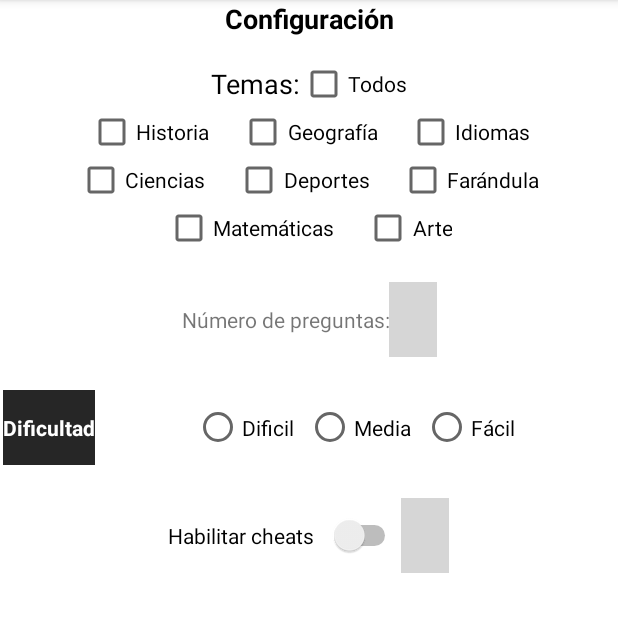
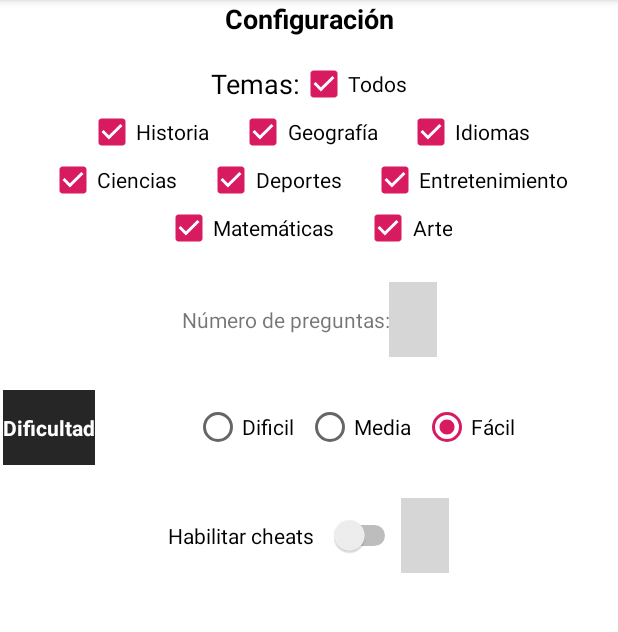
Before and after one commit to Kevintamayoa/FakePreguntados, an Android app: the screen it shows after launch (form_opciones), after a tap on "CONFIG", on a phone screen of 412 x 824 dp, the part 84-716 px from its top. Run offline under Robolectric (Android 15) with nearby library versions, the light colour scheme and no system bars; libraries missing offline, so code that uses them is left out: com.michaelmuenzer.android; plain views replace ScrollableNumberPicker; 1 statement that could not run was skipped; grey boxes are pictures that could not be loaded.

Commit message:
En la clase opciones hice tan solo la funcion para que sirvieran los botones de temas. En el main activity tan solo cree el intent para poder ir a configuracion, a trofeos y continuar. En la clasePreguntasActivity agregue un boton para terminar el quizz, agregue la funcionalidad del boton cheat y cambie los overrides de los botones para contestar de manera que sepa si ya contesto el jugador la pregunta. En la clase Preguntasactivitymodel tan solo puse un comentario de una funcion que es posible que cree En la clase Usuario agregue una funcion para declarar el puntaje maximo de un jugador

```diff
--- a/app/src/main/java/com/example/fakepreguntado/MainActivity.java
+++ b/app/src/main/java/com/example/fakepreguntado/MainActivity.java
@@ -10,11 +10,18 @@ public class MainActivity extends AppCompatActivity {
 
     Button Configbtn;
     Button Playbtn;
+    Button Trophiesbtn;
+    Button Continuebtn;
     @Override
     protected void onCreate(Bundle savedInstanceState) {
+
         super.onCreate(savedInstanceState);
         setContentView(R.layout.activity_main);
         Configbtn=findViewById(R.id.config_btn);
+        Playbtn=findViewById(R.id.jugar_btn);
+        Trophiesbtn = findViewById(R.id.puntajes_btn);
+        Continuebtn = findViewById(R.id.continuar_btn);
+
         Configbtn.setOnClickListener(new View.OnClickListener() {
             @Override
             public void onClick(View v) {
@@ -23,7 +30,6 @@ public class MainActivity extends AppCompatActivity {
             }
         });
 
-        Playbtn=findViewById(R.id.jugar_btn);
         Playbtn.setOnClickListener(new View.OnClickListener() {
             @Override
             public void onClick(View v) {
@@ -31,5 +37,20 @@ public class MainActivity extends AppCompatActivity {
                 startActivity(play);
             }
         });
+
+        Trophiesbtn.setOnClickListener(new View.OnClickListener() {
+            @Override
+            public void onClick(View v) {
+                Intent intent=new Intent(MainActivity.this,TrofeosActivity.class);
+                startActivity(intent);
+            }
+        });
+
+        Continuebtn.setOnClickListener(new View.OnClickListener() {
+            @Override
+            public void onClick(View v) {
+
+            }
+        });
     }
 }
--- a/app/src/main/java/com/example/fakepreguntado/PreguntasActivityModel.java
+++ b/app/src/main/java/com/example/fakepreguntado/PreguntasActivityModel.java
@@ -61,4 +61,6 @@ public class PreguntasActivityModel extends ViewModel {
     public void setCurrentQuestionStatus(boolean choice){
             preguntas.get(currentQuestionIndex).setStatus(choice);
     }
+
+    //public void Puntaje
 }
--- a/app/src/main/java/com/example/fakepreguntado/Usuario.java
+++ b/app/src/main/java/com/example/fakepreguntado/Usuario.java
@@ -19,6 +19,8 @@ public class Usuario {
 
     public double getPuntajeMax(){return puntajeMax;}
 
+    public void setPuntajeMax(double puntaje){puntajeMax=puntaje;}
+
     public void setCheatingStatus(){cheat = true;}
 
     public boolean getCheatStatus(){return cheat;}
--- a/app/src/main/java/com/example/fakepreguntado/form_opciones.java
+++ b/app/src/main/java/com/example/fakepreguntado/form_opciones.java
@@ -2,12 +2,63 @@ package com.example.fakepreguntado;
 
 import android.support.v7.app.AppCompatActivity;
 import android.os.Bundle;
+import android.view.View;
+import android.widget.CheckBox;
+
+import com.michaelmuenzer.android.scrollablennumberpicker.ScrollableNumberPicker;
 
 public class form_opciones extends AppCompatActivity {
+    CheckBox todosCheck;
+    CheckBox historiaCheck;
+    CheckBox geografiaCheck;
+    CheckBox idiomasCheck;
+    CheckBox cienciasCheck;
+    CheckBox deportesCheck;
+    CheckBox entretenimientoCheck;
+    CheckBox matematicasCheck;
+    CheckBox arteCheck;
+    ScrollableNumberPicker numPreguntasScroll;
+
 
     @Override
     protected void onCreate(Bundle savedInstanceState) {
         super.onCreate(savedInstanceState);
         setContentView(R.layout.activity_form_opciones);
+        todosCheck=findViewById(R.id.todos_check);
+        historiaCheck=findViewById(R.id.historia_check);
+        geografiaCheck=findViewById(R.id.geografia_check);
+        idiomasCheck=findViewById(R.id.idiomas_check);
+        cienciasCheck=findViewById(R.id.ciencias_check);
+        deportesCheck=findViewById(R.id.deportes_check);
+        entretenimientoCheck=findViewById(R.id.entretenimiento_check);
+        matematicasCheck=findViewById(R.id.matematicas_check);
+        arteCheck=findViewById(R.id.arte_check);
+        numPreguntasScroll=findViewById(R.id.numpreguntas_scroll);
+
+
+        todosCheck.setOnClickListener(new View.OnClickListener() {
+            @Override
+            public void onClick(View v) {
+                if(!todosCheck.isChecked()) {
+                    historiaCheck.setChecked(false);
+                    geografiaCheck.setChecked(false);
+                    idiomasCheck.setChecked(false);
+                    cienciasCheck.setChecked(false);
+                    deportesCheck.setChecked(false);
+                    entretenimientoCheck.setChecked(false);
+                    matematicasCheck.setChecked(false);
+                    arteCheck.setChecked(false);
+                }else{
+                    historiaCheck.setChecked(true);
+                    geografiaCheck.setChecked(true);
+                    idiomasCheck.setChecked(true);
+                    cienciasCheck.setChecked(true);
+                    deportesCheck.setChecked(true);
+                    entretenimientoCheck.setChecked(true);
+                    matematicasCheck.setChecked(true);
+                    arteCheck.setChecked(true);
+                }
+            }
+        });
     }
 }
--- a/app/src/main/res/layout/activity_form_opciones.xml
+++ b/app/src/main/res/layout/activity_form_opciones.xml
@@ -3,134 +3,171 @@
     xmlns:app="http://schemas.android.com/apk/res-auto"
     xmlns:tools="http://schemas.android.com/tools"
     android:layout_width="match_parent"
+    android:layout_height="match_parent"
+    android:background="#ffffff"
     android:orientation="vertical"
-    android:layout_height="match_parent"
-    tools:context=".form_opciones"
-    android:background="#ffffff"
-    >
+    tools:context=".form_opciones">
 
     <LinearLayout
         android:layout_width="match_parent"
         android:layout_height="wrap_content">
+
         <TextView
-        android:gravity="center"
             android:layout_width="match_parent"
             android:layout_height="match_parent"
+            android:gravity="center"
             android:text="Configuración"
             android:textColor="#000000"
-        android:textStyle="bold"
-        android:textSize="18dp"/>
+            android:textSize="18dp"
+            android:textStyle="bold" />
     </LinearLayout>
 
     <Space
         android:layout_width="match_parent"
         android:layout_height="15dp" />
+
     <LinearLayout
         android:layout_width="match_parent"
         android:layout_height="wrap_content"
         android:gravity="center">
+
         <TextView
             android:layout_width="wrap_content"
             android:layout_height="wrap_content"
             android:text="Temas:"
             android:textColor="#000000"
-            android:textSize="18dp"/>
+            android:textSize="18dp" />
+
         <CheckBox
             android:id="@+id/todos_check"
             android:layout_width="wrap_content"
             android:layout_height="wrap_content"
             android:gravity="center"
-            android:text="Todos"/>
+            android:checked="true"
+            android:text="Todos" />
     </LinearLayout>
+
     <LinearLayout
         android:layout_width="match_parent"
         android:layout_height="wrap_content"
         android:gravity="center">
 
         <CheckBox
+            android:id="@+id/historia_check"
             android:layout_width="wrap_content"
             android:layout_height="wrap_content"
             android:gravity="center"
-        android:text="Historia"/>
+            android:text="Historia"
+            android:checked="true"/>
 
-        <Space
-            android:layout_width="20dp"
-            android:layout_height="match_parent" />
-    <CheckBox
-        android:layout_width="wrap_content"
-        android:layout_height="wrap_content"
-        android:gravity="center"
-        android:text="Geografía"/>
         <Space
             android:layout_width="20dp"
             android:layout_height="match_parent" />
 
         <CheckBox
+            android:id="@+id/geografia_check"
             android:layout_width="wrap_content"
             android:layout_height="wrap_content"
             android:gravity="center"
-        android:text="Idiomas"/>
+            android:text="Geografía"
+            android:checked="true"/>
+
+        <Space
+            android:layout_width="20dp"
+            android:layout_height="match_parent" />
+
+        <CheckBox
+            android:id="@+id/idiomas_check"
+            android:layout_width="wrap_content"
+            android:layout_height="wrap_content"
+            android:gravity="center"
+            android:text="Idiomas"
+            android:checked="true"/>
     </LinearLayout>
+
     <LinearLayout
         android:layout_width="match_parent"
         android:layout_height="wrap_content"
         android:gravity="center">
+
         <CheckBox
+            android:id="@+id/ciencias_check"
             android:layout_width="wrap_content"
             android:layout_height="wrap_content"
             android:gravity="center"
-            android:text="Ciencias"/>
+            android:text="Ciencias"
+            android:checked="true"/>
+
         <Space
             android:layout_width="20dp"
             android:layout_height="match_parent" />
+
         <CheckBox
+            android:id="@+id/deportes_check"
             android:layout_width="wrap_content"
             android:layout_height="wrap_content"
             android:gravity="center"
-            android:text="Deportes"/>
+            android:text="Deportes"
+            android:checked="true"/>
+
         <Space
             android:layout_width="20dp"
             android:layout_height="match_parent" />
+
         <CheckBox
+            android:id="@+id/entretenimiento_check"
             android:layout_width="wrap_content"
             android:layout_height="wrap_content"
             android:gravity="center"
-            android:text="Farándula"/>
+            android:text="Entretenimiento"
+            android:checked="true"/>
 
     </LinearLayout>
+
     <LinearLayout
         android:layout_width="match_parent"
         android:layout_height="wrap_content"
         android:gravity="center">
+
         <CheckBox
+            android:id="@+id/matematicas_check"
             android:layout_width="wrap_content"
             android:layout_height="wrap_content"
             android:gravity="center"
-        android:text="Matemáticas"/>
+            android:text="Matemáticas"
+            android:checked="true"/>
+
         <Space
             android:layout_width="20dp"
             android:layout_height="match_parent" />
+
         <CheckBox
+            android:id="@+id/arte_check"
             android:layout_width="wrap_content"
             android:layout_height="wrap_content"
             android:gravity="center"
-            android:text="Arte"/>
+            android:text="Arte"
+            android:checked="true"/>
     </LinearLayout>
+
     <Space
         android:layout_width="match_parent"
         android:layout_height="20dp" />
+
     <LinearLayout
         android:layout_width="match_parent"
         android:layout_height="50dp"
         android:gravity="center">
+
         <TextView
-            android:gravity="center"
             android:layout_width="wrap_content"
             android:layout_height="match_parent"
+            android:gravity="center"
             android:text="Número de preguntas:"
-            android:textSize="14dp"/>
+            android:textSize="14dp" />
 
         <com.michaelmuenzer.android.scrollablennumberpicker.ScrollableNumberPicker
+            android:id="@+id/numpreguntas_scroll"
             android:layout_width="wrap_content"
             android:layout_height="match_parent"
             app:snp_buttonIconLeft="@drawable/ic_chevron_left_black_24dp"
@@ -142,24 +179,27 @@
             app:snp_value="15"></com.michaelmuenzer.android.scrollablennumberpicker.ScrollableNumberPicker>
 
     </LinearLayout>
+
     <Space
         android:layout_width="match_parent"
         android:layout_height="20dp" />
+
     <LinearLayout
         android:layout_width="match_parent"
         android:layout_height="50dp"
-        android:gravity="center"
         android:layout_margin="2dp"
+        android:layout_marginBottom="10dp"
         android:background="#262626"
-        android:layout_marginBottom="10dp">
+        android:gravity="center">
+
         <TextView
-            android:gravity="center"
             android:layout_width="wrap_content"
             android:layout_height="match_parent"
+            android:gravity="center"
             android:text="Dificultad"
-            android:textStyle="bold"
             android:textColor="#ffffff"
-            android:textSize="14dp"/>
+            android:textSize="14dp"
+            android:textStyle="bold" />
 
         <LinearLayout
             android:layout_width="match_parent"
@@ -167,44 +207,58 @@
             android:background="#ffff"
             android:gravity="center">
 
+            <RadioGroup
+                android:layout_width="match_parent"
+                android:layout_height="wrap_content"
+                android:gravity="center"
+                android:orientation="horizontal">
+
                 <RadioButton
                     android:id="@+id/dificil_rb"
                     android:layout_width="wrap_content"
                     android:layout_height="match_parent"
-          android:text="Dificil"/>
+                    android:text="Dificil" />
 
                 <Space
                     android:layout_width="8dp"
                     android:layout_height="match_parent" />
+
                 <RadioButton
                     android:id="@+id/media_rb"
                     android:layout_width="wrap_content"
                     android:layout_height="match_parent"
-          android:text="Media"/>
+                    android:text="Media" />
+
                 <Space
                     android:layout_width="8dp"
                     android:layout_height="match_parent" />
+
                 <RadioButton
                     android:id="@+id/facil_id"
                     android:layout_width="wrap_content"
                     android:layout_height="match_parent"
-          android:text="Fácil"/>
+                    android:checked="true"
+                    android:text="Fácil" />
+            </RadioGroup>
 
         </LinearLayout>
     </LinearLayout>
+
     <Space
         android:layout_width="match_parent"
         android:layout_height="20dp" />
+
     <LinearLayout
         android:layout_width="match_parent"
         android:layout_height="50dp"
         android:gravity="center">
+
         <Switch
             android:id="@+id/cheat_switch"
             android:layout_width="wrap_content"
             android:layout_height="match_parent"
-            android:text="Habilitar cheats   "
-            android:checked="false"/>
+            android:checked="false"
+            android:text="Habilitar cheats   " />
 
         <com.michaelmuenzer.android.scrollablennumberpicker.ScrollableNumberPicker
             android:layout_width="wrap_content"
@@ -215,7 +269,7 @@
             app:snp_minValue="5"
             app:snp_stepSize="1"
             app:snp_updateInterval="1"
-            app:snp_value="15"></com.michaelmuenzer.android.scrollablennumberpicker.ScrollableNumberPicker>
+            app:snp_value="3"></com.michaelmuenzer.android.scrollablennumberpicker.ScrollableNumberPicker>
 
     </LinearLayout>
 </LinearLayout>
```
Also changed, not shown: app/src/main/java/com/example/fakepreguntado/PreguntasActivity.java (+46 -8 lines), app/src/main/res/layout-land/activity_main.xml (+4 -3 lines), app/src/main/res/layout-land/activity_preguntas.xml (+11 -6 lines), app/src/main/res/layout/activity_main.xml (+3 -5 lines), app/src/main/res/layout/activity_preguntas.xml (+12 -7 lines). Lines whose indentation alone changed are shown as unchanged.
